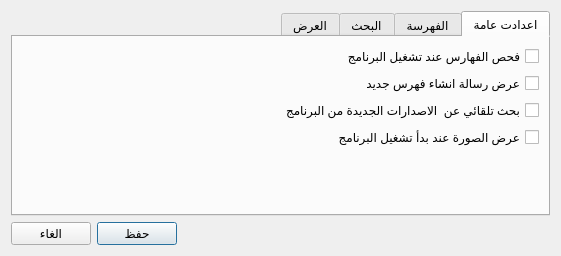
boussouira/albahhet, file src/settingsdialog.ui: the form before one commit.
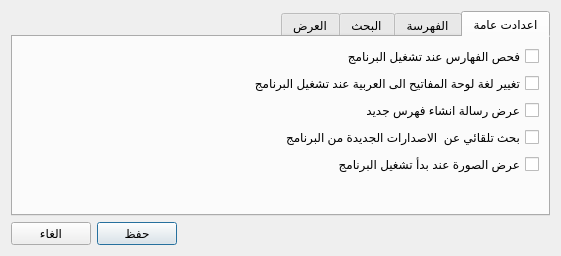
The form after the commit.

Commit message: Add option to change keyboard layout to Arabic

```diff
--- a/src/settingsdialog.ui
+++ b/src/settingsdialog.ui
@@ -37,6 +37,13 @@
          </property>
         </widget>
        </item>
+       <item>
+        <widget class="QCheckBox" name="checkChangeKeyboard">
+         <property name="text">
+          <string>تغيير لغة لوحة المفاتيح الى العربية عند تشغيل البرنامج</string>
+         </property>
+        </widget>
+       </item>
        <item>
         <widget class="QCheckBox" name="checkShowNewIndex">
          <property name="text">
```
The commit also changes 2 other files.
